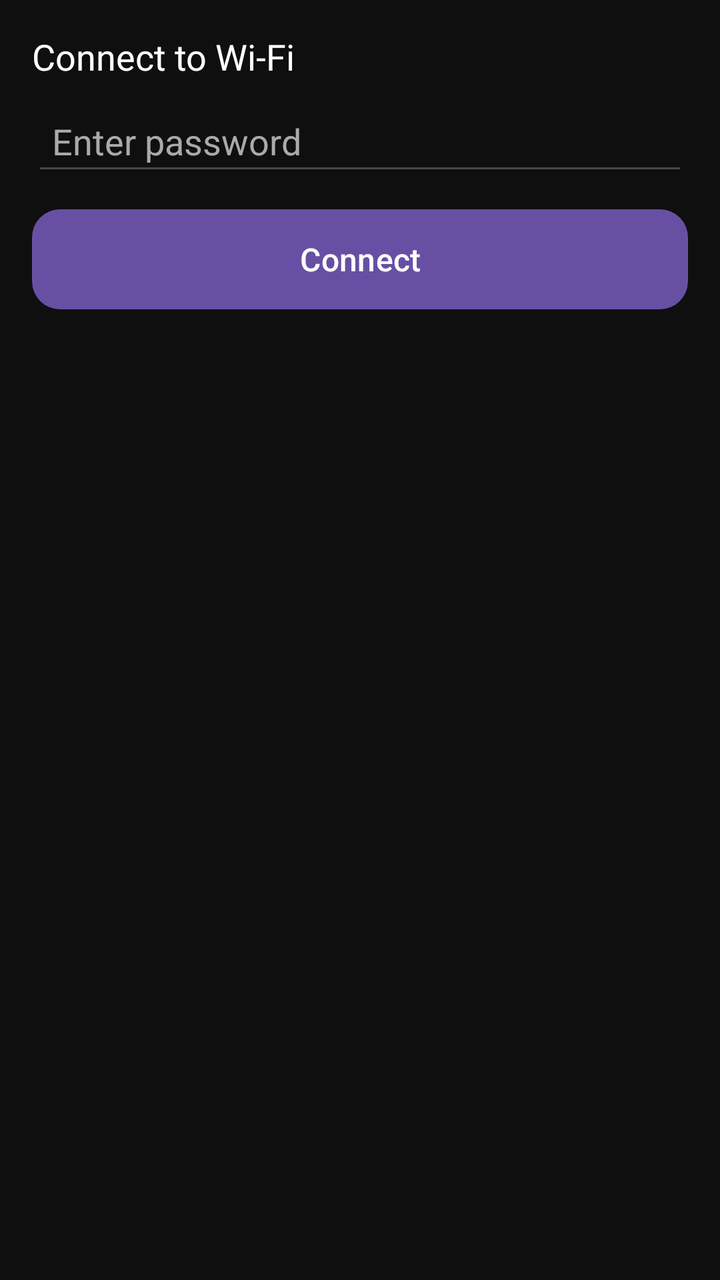
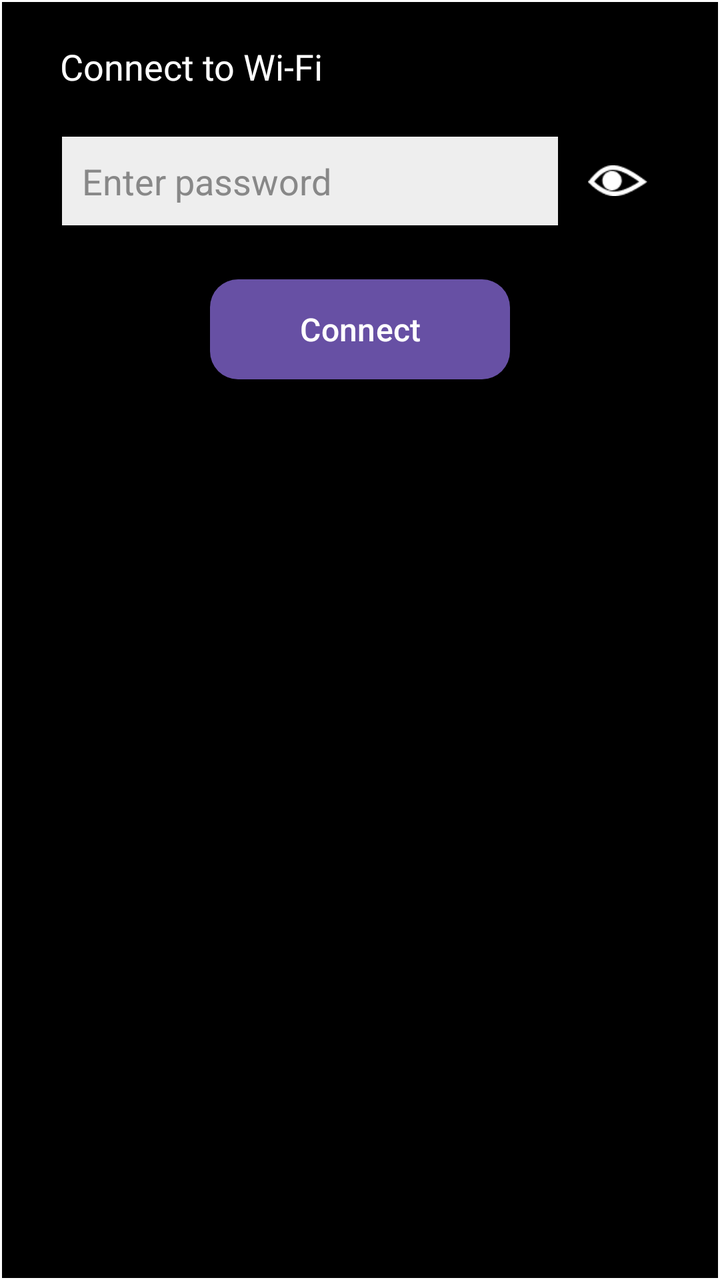

Compare the two renders of this Android layout. The source of the first and the diff that turns it into the second are given below.
<!-- AndroidManifest.xml: application theme Theme.rideOS -->
<!-- res/layout/wifi_password_dialog.xml -->
<?xml version="1.0" encoding="utf-8"?>
<LinearLayout xmlns:android="http://schemas.android.com/apk/res/android"
    android:layout_width="300dp"
    android:layout_height="200dp"
    android:orientation="vertical"
    android:padding="16dp"
    android:background="#0F0F0F">

    <TextView
        android:id="@+id/dialogTitle"
        android:layout_width="match_parent"
        android:layout_height="wrap_content"
        android:text="Connect to Wi-Fi"
        android:textSize="18sp"
        android:textColor="#FFFFFF"
        android:fontFamily="@font/kanit"
        android:paddingBottom="8dp" />

    <EditText
        android:id="@+id/passwordInput"
        android:layout_width="match_parent"
        android:layout_height="wrap_content"
        android:hint="Enter password"
        android:inputType="textPassword"
        android:padding="10dp"
        android:textColor="#FFFFFF"
        android:textColorHint="#AAAAAA" />

    <Button
        android:id="@+id/connectBtn"
        android:layout_width="match_parent"
        android:layout_height="50dp"
        android:layout_marginTop="12dp"
        android:text="Connect"
        android:textColor="#FFFFFF"
        android:textSize="16sp"
        android:background="@drawable/rounded_button1"
        android:backgroundTint="#1C78BE" />

</LinearLayout>
<!-- resources referenced by this layout -->
<resources>
  <!-- drawable rounded_button1 (drawable) -->
  <?xml version="1.0" encoding="utf-8"?>
  <shape xmlns:android="http://schemas.android.com/apk/res/android"
      android:shape="rectangle">
  
      
      <solid android:color="#444444" />
  
      
      <corners android:radius="14dp" /> 
  
  </shape>
  <style name="Theme.rideOS" parent="Base.Theme.rideOS" />
  <style name="Base.Theme.rideOS" parent="Theme.Material3.DayNight.NoActionBar">
          
          
      </style>
</resources>

<!-- the commit's change to res/layout/wifi_password_dialog.xml (unified diff, before → after) -->
@@ -1,10 +1,10 @@
 <?xml version="1.0" encoding="utf-8"?>
 <LinearLayout xmlns:android="http://schemas.android.com/apk/res/android"
     android:layout_width="300dp"
-    android:layout_height="200dp"
+    android:layout_height="220dp"
     android:orientation="vertical"
     android:padding="16dp"
-    android:background="#0F0F0F">
+    android:background="@drawable/border_popup">   
 
     <TextView
         android:id="@+id/dialogTitle"
@@ -12,29 +12,50 @@
         android:layout_height="wrap_content"
         android:text="Connect to Wi-Fi"
         android:textSize="18sp"
+        android:layout_marginStart="14dp"
+        android:layout_marginTop="5dp"
         android:textColor="#FFFFFF"
         android:fontFamily="@font/kanit"
         android:paddingBottom="8dp" />
 
-    <EditText
-        android:id="@+id/passwordInput"
+    <RelativeLayout
         android:layout_width="match_parent"
-        android:layout_height="wrap_content"
-        android:hint="Enter password"
-        android:inputType="textPassword"
-        android:padding="10dp"
-        android:textColor="#FFFFFF"
-        android:textColorHint="#AAAAAA" />
+        android:layout_margin="15dp"
+        android:layout_height="wrap_content">
+
+        <EditText
+            android:id="@+id/passwordInput"
+            android:layout_width="match_parent"
+            android:layout_height="wrap_content"
+            android:hint="Enter password"
+            android:inputType="textPassword"
+            android:padding="10dp"
+            android:textColor="#000000"
+            android:textColorHint="#888888"
+            android:background="#EEEEEE"
+            android:layout_toLeftOf="@+id/togglePassword" />
+
+        <ImageView
+            android:id="@+id/togglePassword"
+            android:layout_width="40dp"
+            android:layout_height="30dp"
+            android:layout_marginStart="10dp"
+            android:layout_alignParentEnd="true"
+            android:layout_centerVertical="true"
+            android:padding="5dp"
+            android:src="@drawable/ic_eye_closed" />
+    </RelativeLayout>
 
     <Button
         android:id="@+id/connectBtn"
-        android:layout_width="match_parent"
+        android:layout_width="150dp"
         android:layout_height="50dp"
         android:layout_marginTop="12dp"
         android:text="Connect"
         android:textColor="#FFFFFF"
+        android:layout_gravity="center"
         android:textSize="16sp"
         android:background="@drawable/rounded_button1"
-        android:backgroundTint="#1C78BE" />
+        android:backgroundTint="#D67100" />
 
 </LinearLayout>
<!-- resource entries referenced after the edit -->
@@ -1,5 +1,26 @@
 <!-- resources referenced by this layout -->
 <resources>
+  <!-- drawable border_popup (drawable) -->
+  <?xml version="1.0" encoding="utf-8"?>
+  <shape xmlns:android="http://schemas.android.com/apk/res/android">
+      
+      <solid android:color="#000000" />
+  
+      
+      <stroke
+          android:width="1dp"
+          android:color="#FFFFFF" /> 
+  
+      
+  
+      
+      <padding
+          android:left="12dp"
+          android:top="12dp"
+          android:right="12dp"
+          android:bottom="12dp" />
+  </shape>
+  <!-- drawable ic_eye_closed: png bitmap (drawable, 689 bytes) -->
   <!-- drawable rounded_button1 (drawable) -->
   <?xml version="1.0" encoding="utf-8"?>
   <shape xmlns:android="http://schemas.android.com/apk/res/android"
